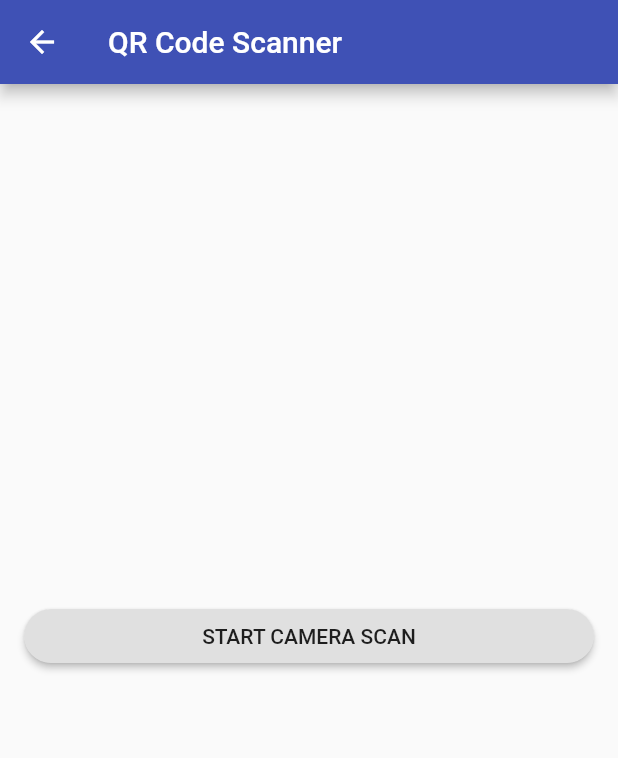
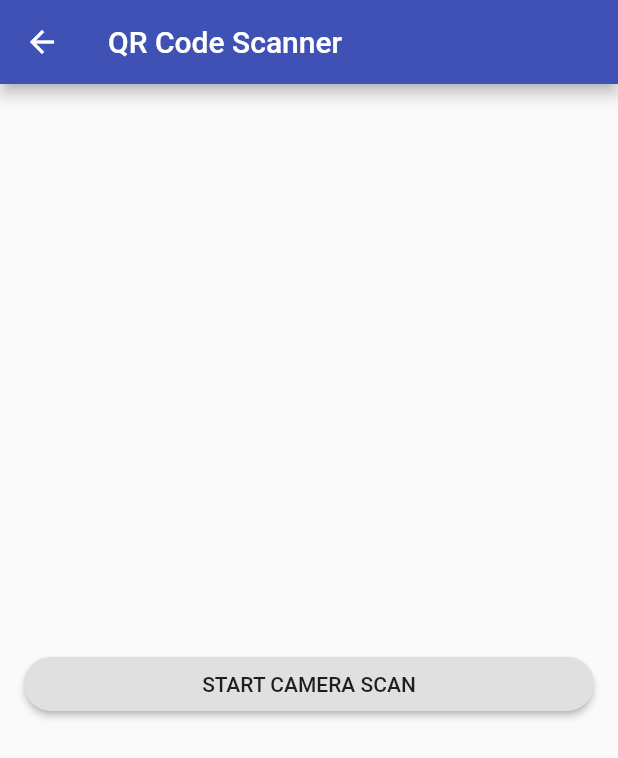
Before and after one commit to Goo53/QR_TEST_TUBES, a Flutter app: the ScanScreen screen opened by its route, after a tap on "START CAMERA SCAN", on a phone screen of 412 x 824 dp. Shown: the top 758 px of the screen. Run offline on Flutter 3.47's test engine with Material 2 defaults, Android fonts, the phone set to English and light mode, and no system bars; our stand-ins replace dynamic_theme, qr_flutter; missing offline and left inert: barcode_scan; network calls fail.

Commit message:
Change description and replace Center with ListView (which are scrollable => no error

```diff
--- a/lib/generate.dart
+++ b/lib/generate.dart
@@ -58,9 +58,8 @@ class GenerateScreenState extends State<GenerateScreen> {
   catch(e) {print(e.toString());}}
   _contentWidget() {
   final bodyHeight = MediaQuery.of(context).size.height - MediaQuery.of(context).viewInsets.bottom;
-  return  Center(
-    child: Column(
-      mainAxisAlignment: MainAxisAlignment.center,
+  return  Center(child: ListView(shrinkWrap: true,
+      padding: const EdgeInsets.all(20.0),
       children: <Widget>[
       Container(padding: const EdgeInsets.all(12),child:  Row(children: <Widget>[Text('ID: ',style: TextStyle(fontSize: 16) ),
           Expanded(child:  Text("$_newid " ,style: TextStyle(fontSize: 16)),),],),),
--- a/lib/scan.dart
+++ b/lib/scan.dart
@@ -1,66 +1,36 @@
 import 'dart:async';
-
 import 'package:barcode_scan/barcode_scan.dart';
 import 'package:flutter/material.dart';
 import 'package:flutter/services.dart';
 
-class ScanScreen extends StatefulWidget {
-  @override
-  _ScanState createState() => new _ScanState();
-}
+class ScanScreen extends StatefulWidget {@override  _ScanState createState() => new _ScanState(); }
+class _ScanState extends State<ScanScreen> {  String barcode = "";
 
-class _ScanState extends State<ScanScreen> {
-  String barcode = "";
-
-  @override
-  initState() {
-    super.initState();
-  }
-
+@override initState() {super.initState();  }
 @override
   Widget build(BuildContext context) {
     return Scaffold(
     appBar: new AppBar(
-          title: new Text('QR Code Scanner'),
-        ),
+    title: new Text('QR Code Scanner'),),
     body: new Center(
-          child: new Column(
-            mainAxisAlignment: MainAxisAlignment.center,
-            crossAxisAlignment: CrossAxisAlignment.stretch,
+      child: new Column(mainAxisAlignment: MainAxisAlignment.center,crossAxisAlignment: CrossAxisAlignment.stretch,
         children: <Widget>[
         Padding(
           padding: EdgeInsets.symmetric(horizontal: 16.0, vertical: 8.0),
-                child: RaisedButton(shape: new RoundedRectangleBorder(borderRadius: new BorderRadius.circular(32.0)),onPressed: scan,
-                child: const Text('START CAMERA SCAN')
-                ),
-              )
-              ,
+          child: Text(barcode, textAlign: TextAlign.center,),  ),
         Padding(
           padding: EdgeInsets.symmetric(horizontal: 16.0, vertical: 8.0),
-                child: Text(barcode, textAlign: TextAlign.center,),
-              )
-              ,
-            ],
-          ),
-        ));
-  }
+          child: RaisedButton(shape: new RoundedRectangleBorder(borderRadius: new BorderRadius.circular(32.0)),onPressed: scan,
+          child: const Text('START CAMERA SCAN')),), ], ),  ));  }
 
   Future scan() async {
-    try {
-      String barcode = await BarcodeScanner.scan();
-      setState(() => this.barcode = barcode);
-    } on PlatformException catch (e) {
+    try {String barcode = await BarcodeScanner.scan();
+      setState(() => this.barcode = barcode);  }
+    on PlatformException catch (e) {
     if (e.code == BarcodeScanner.CameraAccessDenied) {
-        setState(() {
-          this.barcode = 'The user did not grant the camera permission!';
-        });
-      } else {
-        setState(() => this.barcode = 'Unknown error: $e');
+      setState(() {this.barcode = 'The user did not grant the camera permission!';  });  }
+    else {setState(() => this.barcode = 'Unknown error: $e');  }  }
+    on FormatException{
+      setState(() => this.barcode = 'null (User returned using the "back"-button before scanning anything. Result)');  }
+    catch (e) {setState(() => this.barcode = 'Unknown error: $e');  }   }
 }
-    } on FormatException{
-      setState(() => this.barcode = 'null (User returned using the "back"-button before scanning anything. Result)');
-    } catch (e) {
-      setState(() => this.barcode = 'Unknown error: $e');
-    }
-  }
-}
```
Also changed, not shown: 1 other file. Lines whose indentation alone changed are shown as unchanged.
